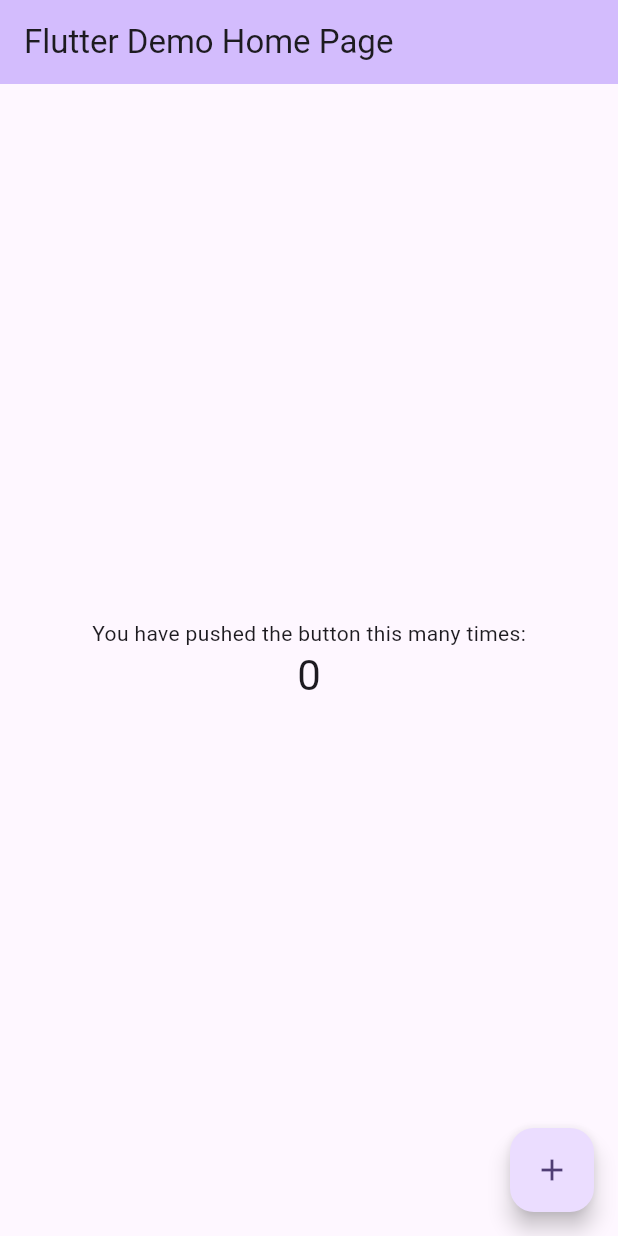
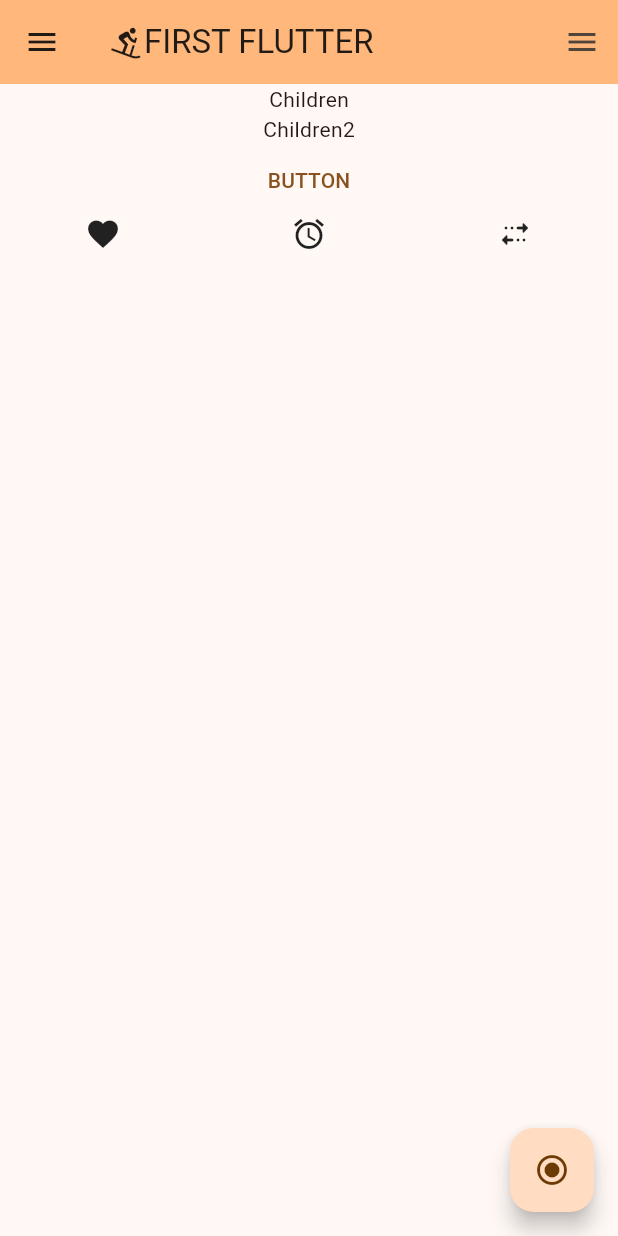
Before and after one commit to FinleyCox/helloworld, a Flutter app: the screen it shows after launch, on a phone screen of 412 x 824 dp. Run offline on Flutter 3.47's test engine with Material 3 defaults, Android fonts, the phone set to English and light mode, and no system bars.

Commit message:
first edit

```diff
--- a/lib/main.dart
+++ b/lib/main.dart
@@ -28,9 +28,9 @@ class MyApp extends StatelessWidget {
         //
         // This works for code too, not just values: Most code changes can be
         // tested with just a hot reload.
-        colorScheme: ColorScheme.fromSeed(seedColor: Colors.deepPurple),
+        colorScheme: ColorScheme.fromSeed(seedColor: const Color.fromARGB(255, 173, 95, 0)),
       ),
-      home: const MyHomePage(title: 'Flutter Demo Home Page'),
+      home: const MyHomePage(title: 'Round Pic'),
     );
   }
 }
@@ -54,7 +54,7 @@ class MyHomePage extends StatefulWidget {
 }
 
 class _MyHomePageState extends State<MyHomePage> {
-  int _counter = 0;
+  // int _counter = 0;
 
   void _incrementCounter() {
     setState(() {
@@ -63,61 +63,49 @@ class _MyHomePageState extends State<MyHomePage> {
       // so that the display can reflect the updated values. If we changed
       // _counter without calling setState(), then the build method would not be
       // called again, and so nothing would appear to happen.
-      _counter++;
-      print('helloworld');
+      // _counter++;
     });
   }
 
   @override
   Widget build(BuildContext context) {
-    // This method is rerun every time setState is called, for instance as done
-    // by the _incrementCounter method above.
-    //
-    // The Flutter framework has been optimized to make rerunning build methods
-    // fast, so that you can just rebuild anything that needs updating rather
-    // than having to individually change instances of widgets.
     return Scaffold(
       appBar: AppBar(
-        // TRY THIS: Try changing the color here to a specific color (to
-        // Colors.amber, perhaps?) and trigger a hot reload to see the AppBar
-        // change color while the other colors stay the same.
         backgroundColor: Theme.of(context).colorScheme.inversePrimary,
-        // Here we take the value from the MyHomePage object that was created by
-        // the App.build method, and use it to set our appbar title.
-        title: Text(widget.title),
+        title: Row( children: [
+          Icon(
+            Icons.downhill_skiing_sharp,
+          ),
+          const Text('FIRST FLUTTER'),
+        ])
       ),
-      body: Center(
-        // Center is a layout widget. It takes a single child and positions it
-        // in the middle of the parent.
-        child: Column(
-          // Column is also a layout widget. It takes a list of children and
-          // arranges them vertically. By default, it sizes itself to fit its
-          // children horizontally, and tries to be as tall as its parent.
-          //
-          // Column has various properties to control how it sizes itself and
-          // how it positions its children. Here we use mainAxisAlignment to
-          // center the children vertically; the main axis here is the vertical
-          // axis because Columns are vertical (the cross axis would be
-          // horizontal).
-          //
-          // TRY THIS: Invoke "debug painting" (choose the "Toggle Debug Paint"
-          // action in the IDE, or press "p" in the console), to see the
-          // wireframe for each widget.
-          mainAxisAlignment: MainAxisAlignment.center,
-          children: <Widget>[
-            const Text('You have pushed the button this many times:'),
-            Text(
-              '$_counter',
-              style: Theme.of(context).textTheme.headlineMedium,
+      body: Column(children: [
+        const Text('Children'),
+        const Text('Children2'),
+        TextButton(
+          onPressed: () => {print('PUSHED')},
+          child: const Text('BUTTON')),
+        Row(
+          mainAxisAlignment: MainAxisAlignment.spaceAround,
+          children: [
+            Icon(
+              Icons.favorite,
+            ),
+            Icon(
+              Icons.access_alarm_outlined
+            ),
+            Icon(
+              Icons.multiple_stop_rounded
             ),
           ],
         ),
+      ]),
+      floatingActionButton: FloatingActionButton(
+        onPressed: () => {print('押した！')},
+        child: Icon(Icons.radio_button_checked),
       ),
-      floatingActionButton: FloatingActionButton(
-        onPressed: _incrementCounter,
-        tooltip: 'Increment',
-        child: const Icon(Icons.add),
-      ), // This trailing comma makes auto-formatting nicer for build methods.
+      drawer: const Drawer(child: Center(child: Text('drawer'))),
+      endDrawer: const Drawer(child: Center(child: Text('end drawer'))),
     );
   }
 }
```
